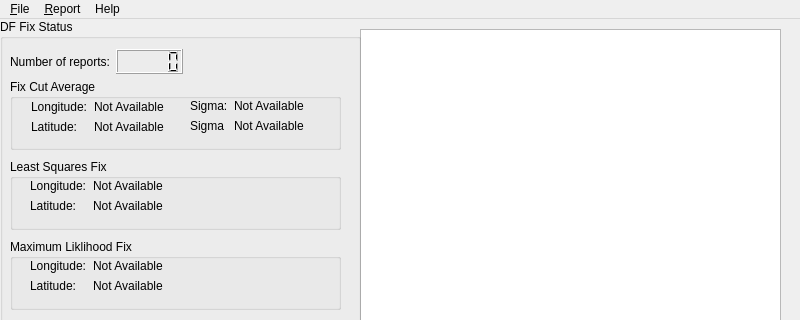
First picture: the form in MainWindow.ui, repository tvrusso/qDF, before the edit; both pictures show x 0 to 800 and y 0 to 320 of the 800 by 600 pixel window.
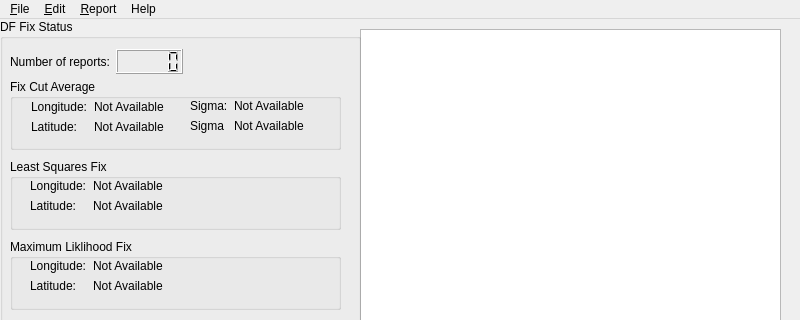
Second picture: the form after the edit.

Patch:
```diff
--- a/MainWindow.ui
+++ b/MainWindow.ui
@@ -332,8 +332,16 @@
      <string>Help</string>
     </property>
     <addaction name="actionAbout" />
+    <addaction name="actionAbout_Qt" />
+   </widget>
+   <widget class="QMenu" name="menuEdit" >
+    <property name="title" >
+     <string>&amp;Edit</string>
+    </property>
+    <addaction name="actionSettings" />
    </widget>
    <addaction name="menu_File" />
+   <addaction name="menuEdit" />
    <addaction name="menuReport" />
    <addaction name="menuHelp" />
   </widget>
```
Left out of the diff: 14 changed lines with no effect on the pictures.
